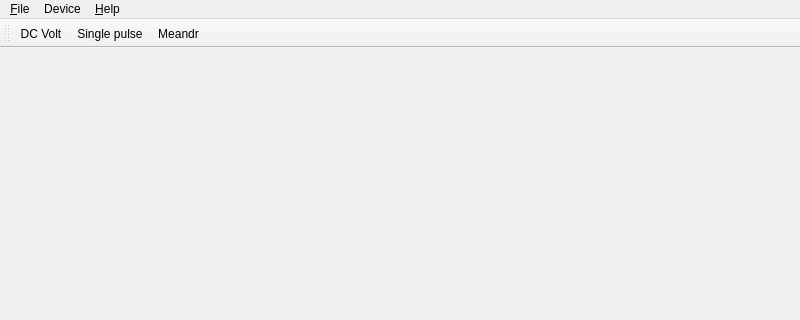
Qt form software/voltamp/src/main_wnd.ui (z80/voltamper) before a commit; both pictures show x 0 to 800 and y 0 to 320 of the 800 by 600 pixel window.
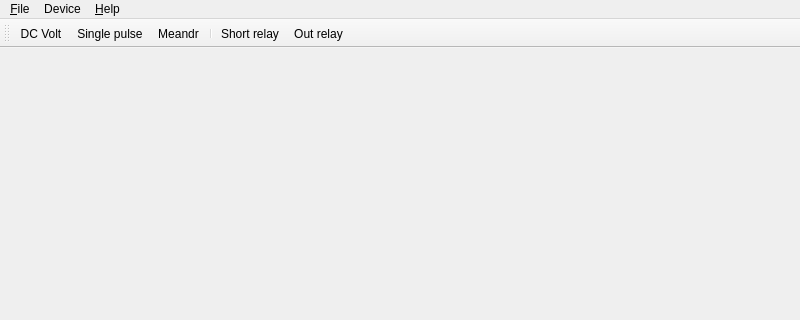
The same form after that commit.

Commit message: Designing user interface.

Diff of the .ui file:
```diff
--- a/software/voltamp/src/main_wnd.ui
+++ b/software/voltamp/src/main_wnd.ui
@@ -59,6 +59,9 @@
    <addaction name="actionDC_Volt"/>
    <addaction name="actionSingle_pulse"/>
    <addaction name="actionMeandr"/>
+   <addaction name="separator"/>
+   <addaction name="actionShort_relay"/>
+   <addaction name="actionOut_relay"/>
   </widget>
   <action name="action_Quit">
    <property name="text">
@@ -108,6 +111,25 @@
     <string>Voltage meandr controls</string>
    </property>
   </action>
+  <action name="actionShort_relay">
+   <property name="checkable">
+    <bool>true</bool>
+   </property>
+   <property name="text">
+    <string>Short relay</string>
+   </property>
+  </action>
+  <action name="actionOut_relay">
+   <property name="checkable">
+    <bool>true</bool>
+   </property>
+   <property name="text">
+    <string>Out relay</string>
+   </property>
+   <property name="toolTip">
+    <string>Out relay</string>
+   </property>
+  </action>
  </widget>
  <resources/>
  <connections/>
```
Left out of the diff: 9 changed lines with no effect on the pictures. The commit also changes 7 other files.
